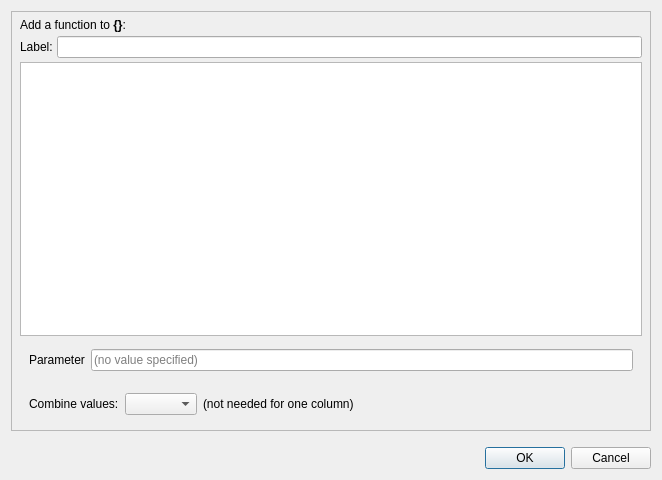
Old version of the form coquery/gui/ui/addFunction.ui in the repository gkunter/coquery.
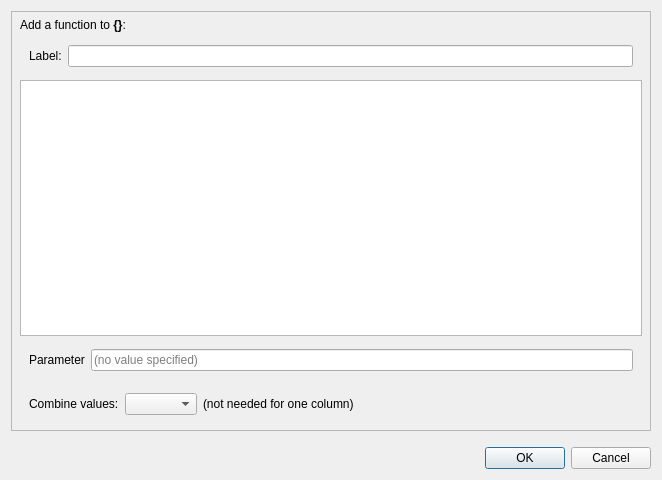
New version of the form.

Commit message: Simplify layout

```diff
--- a/coquery/gui/ui/addFunction.ui
+++ b/coquery/gui/ui/addFunction.ui
@@ -55,6 +55,7 @@
        </widget>
       </item>
       <item>
+       <widget class="QWidget" name="widget_label" native="true">
        <layout class="QHBoxLayout" name="horizontalLayout_3">
         <item>
          <widget class="QLabel" name="label">
@@ -67,6 +68,7 @@
          <widget class="QLineEdit" name="edit_label"/>
         </item>
        </layout>
+       </widget>
       </item>
       <item>
        <widget class="QListWidget" name="list_functions">
```
Lines whose indentation alone changed are shown as unchanged. The commit also changes 1 other file.
